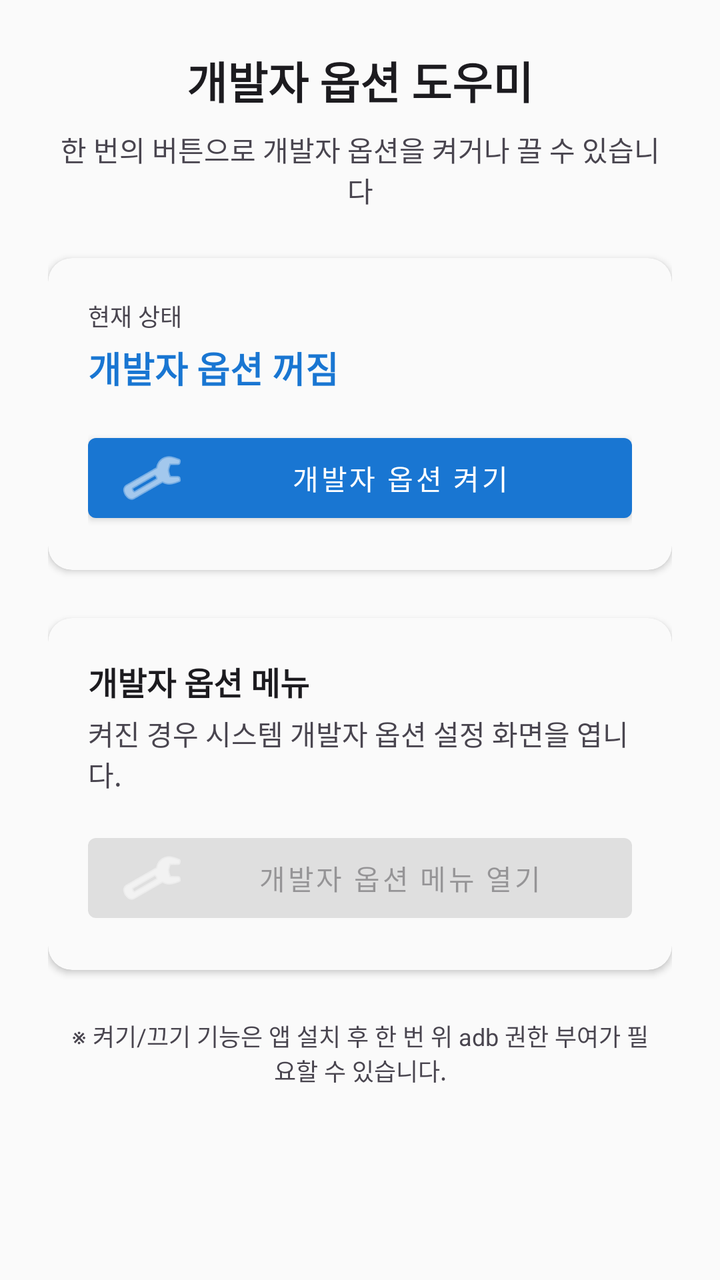
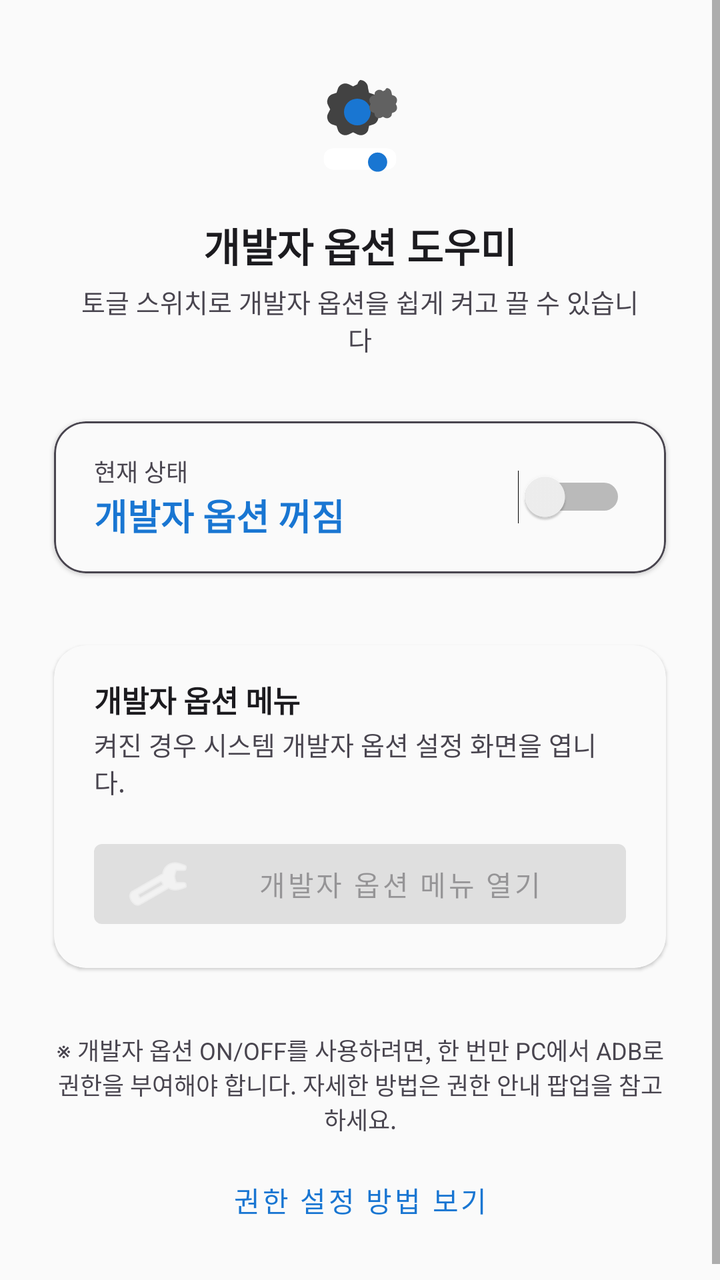

Before-and-after screenshots of an Android layout around one commit, followed by the original layout XML and the change that was made.
<!-- AndroidManifest.xml: activity theme Theme.DevOptionsHelper -->
<!-- res/layout/activity_main.xml -->
<?xml version="1.0" encoding="utf-8"?>
<ScrollView xmlns:android="http://schemas.android.com/apk/res/android"
    xmlns:app="http://schemas.android.com/apk/res-auto"
    android:layout_width="match_parent"
    android:layout_height="match_parent"
    android:fillViewport="true"
    android:background="?attr/colorSurface">

    <LinearLayout
        android:layout_width="match_parent"
        android:layout_height="wrap_content"
        android:orientation="vertical"
        android:padding="24dp">

        <TextView
            android:layout_width="match_parent"
            android:layout_height="wrap_content"
            android:text="@string/app_title"
            android:textSize="22sp"
            android:textStyle="bold"
            android:textColor="?attr/colorOnSurface"
            android:gravity="center"
            android:layout_marginBottom="8dp" />

        <TextView
            android:layout_width="match_parent"
            android:layout_height="wrap_content"
            android:text="@string/app_subtitle"
            android:textSize="14sp"
            android:textColor="?attr/colorOnSurfaceVariant"
            android:gravity="center"
            android:layout_marginBottom="24dp" />

        <com.google.android.material.card.MaterialCardView
            android:layout_width="match_parent"
            android:layout_height="wrap_content"
            app:cardElevation="2dp"
            app:cardCornerRadius="12dp"
            android:layout_marginBottom="24dp">

            <LinearLayout
                android:layout_width="match_parent"
                android:layout_height="wrap_content"
                android:orientation="vertical"
                android:padding="20dp">

                <TextView
                    android:layout_width="match_parent"
                    android:layout_height="wrap_content"
                    android:text="@string/current_status"
                    android:textSize="12sp"
                    android:textColor="?attr/colorOnSurfaceVariant"
                    android:layout_marginBottom="4dp" />

                <TextView
                    android:id="@+id/tvStatus"
                    android:layout_width="match_parent"
                    android:layout_height="wrap_content"
                    android:text="@string/status_developer_options_off"
                    android:textSize="18sp"
                    android:textStyle="bold"
                    android:textColor="?attr/colorPrimary"
                    android:layout_marginBottom="16dp" />

                <com.google.android.material.button.MaterialButton
                    android:id="@+id/btnToggleDevOptions"
                    android:layout_width="match_parent"
                    android:layout_height="wrap_content"
                    android:text="@string/btn_turn_on"
                    app:icon="@android:drawable/ic_menu_manage"
                    app:iconTint="?attr/colorOnPrimary" />
            </LinearLayout>
        </com.google.android.material.card.MaterialCardView>

        <com.google.android.material.card.MaterialCardView
            android:id="@+id/cardDevOptionsMenu"
            android:layout_width="match_parent"
            android:layout_height="wrap_content"
            app:cardElevation="2dp"
            app:cardCornerRadius="12dp">

            <LinearLayout
                android:layout_width="match_parent"
                android:layout_height="wrap_content"
                android:orientation="vertical"
                android:padding="20dp">

                <TextView
                    android:layout_width="match_parent"
                    android:layout_height="wrap_content"
                    android:text="@string/dev_options_menu_title"
                    android:textSize="16sp"
                    android:textStyle="bold"
                    android:textColor="?attr/colorOnSurface"
                    android:layout_marginBottom="4dp" />

                <TextView
                    android:layout_width="match_parent"
                    android:layout_height="wrap_content"
                    android:text="@string/dev_options_menu_desc"
                    android:textSize="14sp"
                    android:textColor="?attr/colorOnSurfaceVariant"
                    android:layout_marginBottom="16dp" />

                <com.google.android.material.button.MaterialButton
                    android:id="@+id/btnOpenDevOptionsMenu"
                    android:layout_width="match_parent"
                    android:layout_height="wrap_content"
                    android:text="@string/btn_open_dev_options"
                    android:enabled="false"
                    app:icon="@android:drawable/ic_menu_preferences"
                    app:iconTint="?attr/colorOnPrimary" />
            </LinearLayout>
        </com.google.android.material.card.MaterialCardView>

        <TextView
            android:layout_width="match_parent"
            android:layout_height="wrap_content"
            android:text="@string/permission_note"
            android:textSize="12sp"
            android:textColor="?attr/colorOnSurfaceVariant"
            android:gravity="center"
            android:layout_marginTop="16dp"
            android:padding="8dp" />
    </LinearLayout>
</ScrollView>
<!-- resources referenced by this layout -->
<resources>
  <string name="app_subtitle">한 번의 버튼으로 개발자 옵션을 켜거나 끌 수 있습니다</string>
  <string name="app_title">개발자 옵션 도우미</string>
  <string name="btn_open_dev_options">개발자 옵션 메뉴 열기</string>
  <string name="btn_turn_on">개발자 옵션 켜기</string>
  <string name="current_status">현재 상태</string>
  <string name="dev_options_menu_desc">켜진 경우 시스템 개발자 옵션 설정 화면을 엽니다.</string>
  <string name="dev_options_menu_title">개발자 옵션 메뉴</string>
  <string name="permission_note">※ 켜기/끄기 기능은 앱 설치 후 한 번 위 adb 권한 부여가 필요할 수 있습니다.</string>
  <string name="status_developer_options_off">개발자 옵션 꺼짐</string>
  <style name="Theme.DevOptionsHelper" parent="Theme.MaterialComponents.DayNight.NoActionBar">
          <item name="colorPrimary">@color/primary</item>
          <item name="colorOnPrimary">@color/on_primary</item>
          <item name="colorSurface">@color/surface</item>
          <item name="colorOnSurface">@color/on_surface</item>
          <item name="colorOnSurfaceVariant">@color/on_surface_variant</item>
      </style>
  <color name="primary">#1976D2</color>
  <color name="on_primary">#FFFFFF</color>
  <color name="surface">#FAFAFA</color>
  <color name="on_surface">#1C1B1F</color>
  <color name="on_surface_variant">#49454F</color>
</resources>

<!-- the commit's change to res/layout/activity_main.xml (unified diff, before → after) -->
@@ -10,65 +10,95 @@
         android:layout_width="match_parent"
         android:layout_height="wrap_content"
         android:orientation="vertical"
-        android:padding="24dp">
+        android:paddingHorizontal="20dp"
+        android:paddingTop="32dp"
+        android:paddingBottom="24dp">
 
-        <TextView
+        <LinearLayout
             android:layout_width="match_parent"
             android:layout_height="wrap_content"
-            android:text="@string/app_title"
-            android:textSize="22sp"
-            android:textStyle="bold"
-            android:textColor="?attr/colorOnSurface"
-            android:gravity="center"
-            android:layout_marginBottom="8dp" />
+            android:gravity="center_horizontal"
+            android:orientation="vertical"
+            android:layout_marginBottom="24dp">
 
-        <TextView
-            android:layout_width="match_parent"
-            android:layout_height="wrap_content"
-            android:text="@string/app_subtitle"
-            android:textSize="14sp"
-            android:textColor="?attr/colorOnSurfaceVariant"
-            android:gravity="center"
-            android:layout_marginBottom="24dp" />
+            <ImageView
+                android:layout_width="64dp"
+                android:layout_height="64dp"
+                android:src="@drawable/ic_launcher"
+                android:contentDescription="@string/app_name"
+                android:layout_marginBottom="12dp" />
+
+            <TextView
+                android:layout_width="wrap_content"
+                android:layout_height="wrap_content"
+                android:text="@string/app_title"
+                android:textSize="20sp"
+                android:textStyle="bold"
+                android:textColor="?attr/colorOnSurface"
+                android:layout_marginBottom="4dp" />
+
+            <TextView
+                android:layout_width="wrap_content"
+                android:layout_height="wrap_content"
+                android:text="@string/app_subtitle"
+                android:textSize="13sp"
+                android:textColor="?attr/colorOnSurfaceVariant"
+                android:gravity="center"
+                android:paddingHorizontal="16dp" />
+        </LinearLayout>
 
         <com.google.android.material.card.MaterialCardView
             android:layout_width="match_parent"
             android:layout_height="wrap_content"
-            app:cardElevation="2dp"
-            app:cardCornerRadius="12dp"
-            android:layout_marginBottom="24dp">
+            app:cardElevation="1dp"
+            app:cardUseCompatPadding="true"
+            app:cardCornerRadius="16dp"
+            app:strokeWidth="1dp"
+            app:strokeColor="@color/on_surface_variant"
+            android:layout_marginBottom="20dp">
 
             <LinearLayout
                 android:layout_width="match_parent"
                 android:layout_height="wrap_content"
                 android:orientation="vertical"
-                android:padding="20dp">
+                android:paddingHorizontal="20dp"
+                android:paddingVertical="16dp">
 
-                <TextView
+                <LinearLayout
                     android:layout_width="match_parent"
                     android:layout_height="wrap_content"
-                    android:text="@string/current_status"
-                    android:textSize="12sp"
-                    android:textColor="?attr/colorOnSurfaceVariant"
-                    android:layout_marginBottom="4dp" />
+                    android:orientation="horizontal"
+                    android:gravity="center_vertical">
 
-                <TextView
-                    android:id="@+id/tvStatus"
-                    android:layout_width="match_parent"
-                    android:layout_height="wrap_content"
-                    android:text="@string/status_developer_options_off"
-                    android:textSize="18sp"
-                    android:textStyle="bold"
-                    android:textColor="?attr/colorPrimary"
-                    android:layout_marginBottom="16dp" />
+                    <LinearLayout
+                        android:layout_width="0dp"
+                        android:layout_height="wrap_content"
+                        android:layout_weight="1"
+                        android:orientation="vertical">
 
-                <com.google.android.material.button.MaterialButton
-                    android:id="@+id/btnToggleDevOptions"
-                    android:layout_width="match_parent"
-                    android:layout_height="wrap_content"
-                    android:text="@string/btn_turn_on"
-                    app:icon="@android:drawable/ic_menu_manage"
-                    app:iconTint="?attr/colorOnPrimary" />
+                        <TextView
+                            android:layout_width="wrap_content"
+                            android:layout_height="wrap_content"
+                            android:text="@string/current_status"
+                            android:textSize="12sp"
+                            android:textColor="?attr/colorOnSurfaceVariant" />
+
+                        <TextView
+                            android:id="@+id/tvStatus"
+                            android:layout_width="wrap_content"
+                            android:layout_height="wrap_content"
+                            android:text="@string/status_developer_options_off"
+                            android:textSize="18sp"
+                            android:textStyle="bold"
+                            android:textColor="?attr/colorPrimary" />
+                    </LinearLayout>
+
+                    <Switch
+                        android:id="@+id/switchDevOptions"
+                        android:layout_width="wrap_content"
+                        android:layout_height="wrap_content"
+                        android:checked="false" />
+                </LinearLayout>
             </LinearLayout>
         </com.google.android.material.card.MaterialCardView>
 
@@ -76,29 +106,31 @@
             android:id="@+id/cardDevOptionsMenu"
             android:layout_width="match_parent"
             android:layout_height="wrap_content"
-            app:cardElevation="2dp"
-            app:cardCornerRadius="12dp">
+            app:cardElevation="1dp"
+            app:cardUseCompatPadding="true"
+            app:cardCornerRadius="16dp">
 
             <LinearLayout
                 android:layout_width="match_parent"
                 android:layout_height="wrap_content"
                 android:orientation="vertical"
-                android:padding="20dp">
+                android:paddingHorizontal="20dp"
+                android:paddingVertical="16dp">
 
                 <TextView
                     android:layout_width="match_parent"
                     android:layout_height="wrap_content"
                     android:text="@string/dev_options_menu_title"
-                    android:textSize="16sp"
+                    android:textSize="15sp"
                     android:textStyle="bold"
                     android:textColor="?attr/colorOnSurface"
-                    android:layout_marginBottom="4dp" />
+                    android:layout_marginBottom="2dp" />
 
                 <TextView
                     android:layout_width="match_parent"
                     android:layout_height="wrap_content"
                     android:text="@string/dev_options_menu_desc"
-                    android:textSize="14sp"
+                    android:textSize="13sp"
                     android:textColor="?attr/colorOnSurfaceVariant"
                     android:layout_marginBottom="16dp" />
 
@@ -122,5 +154,13 @@
             android:gravity="center"
             android:layout_marginTop="16dp"
             android:padding="8dp" />
+
+        <com.google.android.material.button.MaterialButton
+            android:id="@+id/btnShowPermissionHelp"
+            android:layout_width="wrap_content"
+            android:layout_height="wrap_content"
+            android:text="@string/btn_show_permission_help"
+            style="@style/Widget.MaterialComponents.Button.TextButton"
+            android:layout_gravity="center_horizontal" />
     </LinearLayout>
 </ScrollView>
<!-- resource entries referenced after the edit -->
@@ -1,13 +1,46 @@
 <!-- resources referenced by this layout -->
 <resources>
-  <string name="app_subtitle">한 번의 버튼으로 개발자 옵션을 켜거나 끌 수 있습니다</string>
+  <color name="on_surface_variant">#49454F</color>
+  <!-- drawable ic_launcher (drawable) -->
+  <?xml version="1.0" encoding="utf-8"?>
+  <vector xmlns:android="http://schemas.android.com/apk/res/android"
+      android:width="48dp"
+      android:height="48dp"
+      android:viewportWidth="24"
+      android:viewportHeight="24">
+  
+      
+      <path
+          android:fillColor="#424242"
+          android:pathData="M12,3A1.5,1.5 0 0 1 13.5,4.5L13.7,5.4L14.6,5.7A1.5,1.5 0 0 1 15.3,7.7L14.9,8.5L15.3,9.3A1.5,1.5 0 0 1 14.6,11.3L13.7,11.6L13.5,12.5A1.5,1.5 0 0 1 11.5,13.2L10.7,12.8L9.9,13.2A1.5,1.5 0 0 1 7.9,12.5L7.6,11.6L6.7,11.3A1.5,1.5 0 0 1 6,9.3L6.4,8.5L6,7.7A1.5,1.5 0 0 1 6.7,5.7L7.6,5.4L7.9,4.5A1.5,1.5 0 0 1 9.9,3.8L10.7,4.2L11.5,3.8A1.5,1.5 0 0 1 12,3Z" />
+  
+      
+      <path
+          android:fillColor="#1976D2"
+          android:pathData="M11.5,6.5A2.5,2.5 0 1 0 11.5,11.5A2.5,2.5 0 1 0 11.5,6.5Z" />
+  
+      
+      <path
+          android:fillColor="#616161"
+          android:pathData="M17,4.5A1,1 0 0 1 17.9,5.3L18,5.8L18.5,6A1,1 0 0 1 18.9,7.1L18.7,7.5L18.9,7.9A1,1 0 0 1 18.5,9L18,9.2L17.9,9.7A1,1 0 0 1 16.7,10.1L16.3,9.9L15.9,10.1A1,1 0 0 1 14.8,9.7L14.7,9.2L14.2,9A1,1 0 0 1 13.8,7.9L14,7.5L13.8,7.1A1,1 0 0 1 14.2,6L14.7,5.8L14.8,5.3A1,1 0 0 1 16,4.9L16.3,5.1L16.7,4.9A1,1 0 0 1 17,4.5Z" />
+  
+      
+      <path
+          android:fillColor="#FFFFFF"
+          android:pathData="M7,15.8H17A1.8,1.8 0 0 1 18.8,17.6V18A1.8,1.8 0 0 1 17,19.8H7A1.8,1.8 0 0 1 5.2,18V17.6A1.8,1.8 0 0 1 7,15.8Z" />
+      <path
+          android:fillColor="#1976D2"
+          android:pathData="M15.3,16.6A1.8,1.8 0 1 0 15.3,20.2A1.8,1.8 0 1 0 15.3,16.6Z" />
+  </vector>
+  <string name="app_name">개발자 옵션</string>
+  <string name="app_subtitle">토글 스위치로 개발자 옵션을 쉽게 켜고 끌 수 있습니다</string>
   <string name="app_title">개발자 옵션 도우미</string>
   <string name="btn_open_dev_options">개발자 옵션 메뉴 열기</string>
-  <string name="btn_turn_on">개발자 옵션 켜기</string>
+  <string name="btn_show_permission_help">권한 설정 방법 보기</string>
   <string name="current_status">현재 상태</string>
   <string name="dev_options_menu_desc">켜진 경우 시스템 개발자 옵션 설정 화면을 엽니다.</string>
   <string name="dev_options_menu_title">개발자 옵션 메뉴</string>
-  <string name="permission_note">※ 켜기/끄기 기능은 앱 설치 후 한 번 위 adb 권한 부여가 필요할 수 있습니다.</string>
+  <string name="permission_note">※ 개발자 옵션 ON/OFF를 사용하려면, 한 번만 PC에서 ADB로 권한을 부여해야 합니다. 자세한 방법은 권한 안내 팝업을 참고하세요.</string>
   <string name="status_developer_options_off">개발자 옵션 꺼짐</string>
   <style name="Theme.DevOptionsHelper" parent="Theme.MaterialComponents.DayNight.NoActionBar">
           <item name="colorPrimary">@color/primary</item>
@@ -20,6 +53,5 @@
   <color name="on_primary">#FFFFFF</color>
   <color name="surface">#FAFAFA</color>
   <color name="on_surface">#1C1B1F</color>
-  <color name="on_surface_variant">#49454F</color>
 </resources>
 
